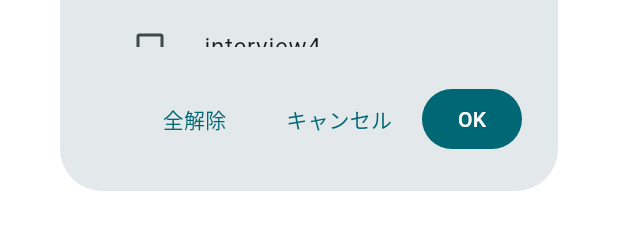
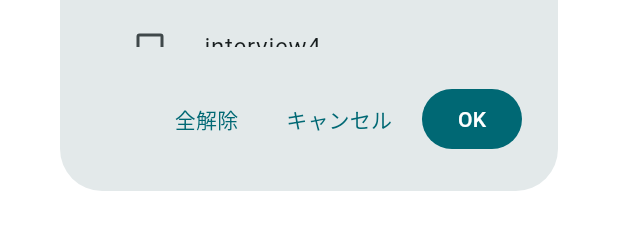
Before and after one commit to yukisato10/my_shukatu, a Flutter app: the _MultiScheduleTypePickerDialog widget shown alone on an empty page, opened directly with empty values, on a phone screen of 412 x 824 dp. Shown: the part 868-1098 px from the top of the screen. Run offline on Flutter 3.47's test engine with Material 3 defaults, Android fonts, the phone set to English and light mode, and no system bars; our stand-ins replace google_mobile_ads, hive, hive_flutter, shared_preferences, table_calendar; missing offline and left inert: holiday_jp; accounts and stored records are empty; network calls fail.

```diff
--- a/lib/pages/home_page.dart
+++ b/lib/pages/home_page.dart
@@ -2271,7 +2271,6 @@ class _ColorPickerDialog extends StatelessWidget {
     );
   }
 }
-
 class _MultiCompanyPickerDialog extends StatefulWidget {
   final Box<Company> box;
   final Set<int> initial;
@@ -2342,7 +2341,6 @@ class _MultiCompanyPickerDialogState extends State<_MultiCompanyPickerDialog> {
           onPressed: () => setState(() => _selected.clear()),
           child: const Text('全解除'),
         ),
-        const Spacer(),
         TextButton(
           onPressed: () => Navigator.pop(context),
           child: const Text('キャンセル'),
@@ -2417,7 +2415,6 @@ class _MultiScheduleTypePickerDialogState
           onPressed: () => setState(() => _selected.clear()),
           child: const Text('全解除'),
         ),
-        const Spacer(),
         TextButton(
           onPressed: () => Navigator.pop(context),
           child: const Text('キャンセル'),
```
